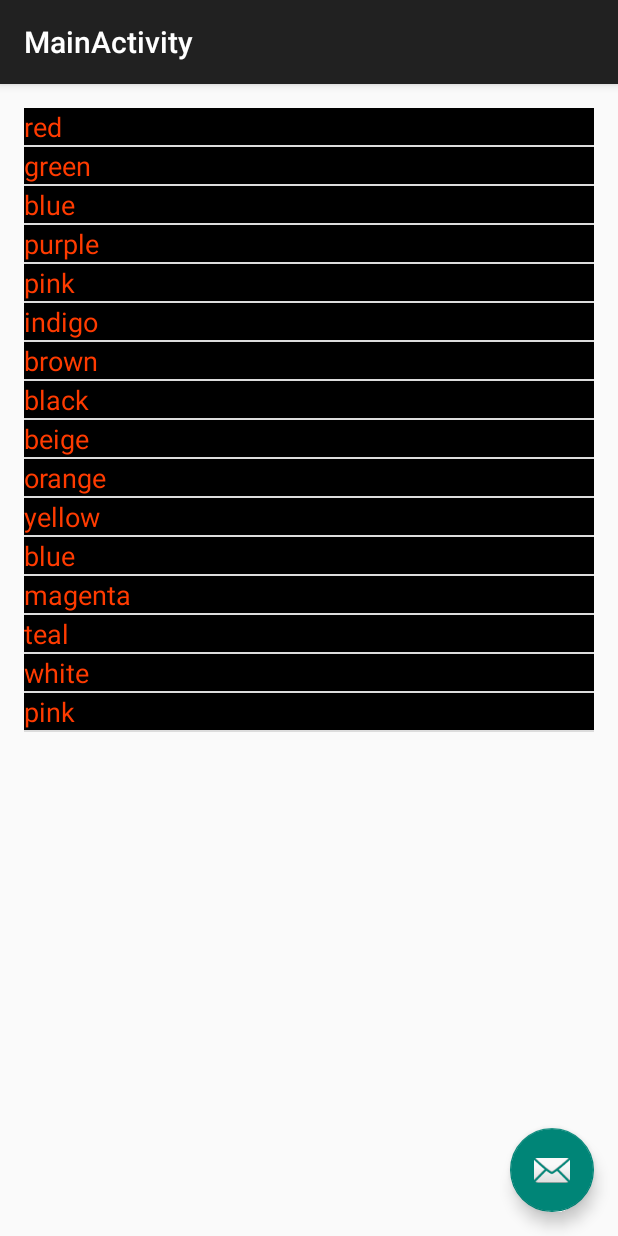
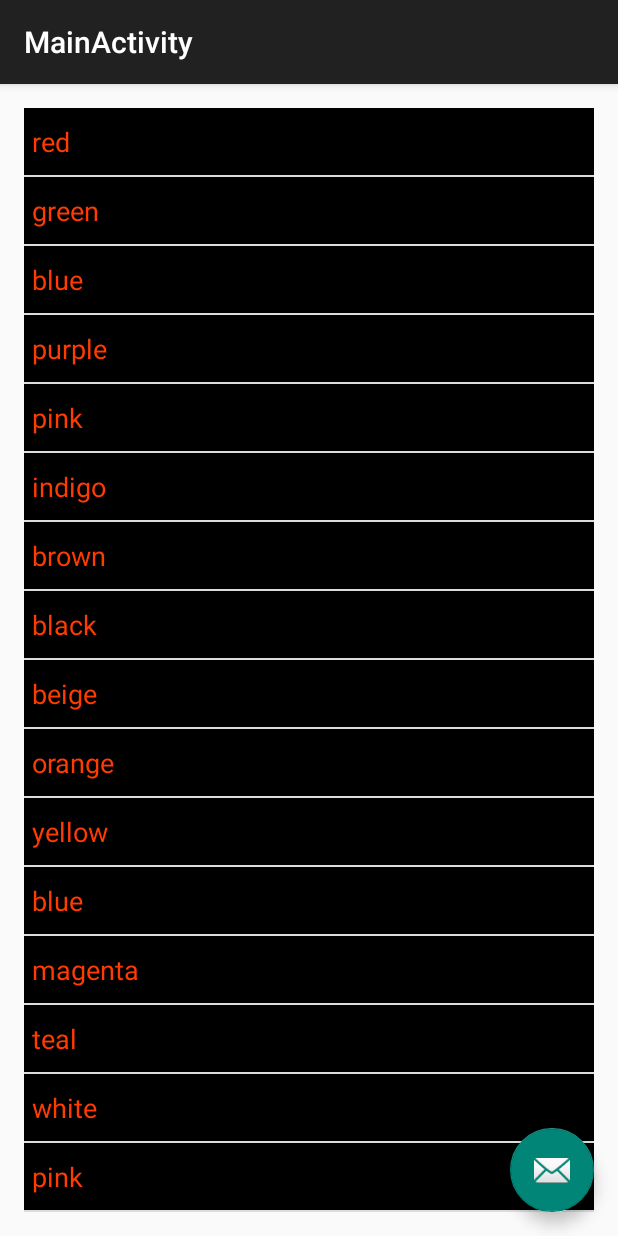
Before and after one commit to herculex/myfirstapp, an Android app: the MainActivity screen opened directly, with no data from a screen before it, on a phone screen of 412 x 824 dp. Run offline under Robolectric (Android 15) with nearby library versions, the phone set to English and light mode, and no system bars.

Commit message:
myfirstapp

```diff
--- a/src/main/java/com/sumugu/liubo/myfirstapp/mytouch/MyTouch.java
+++ b/src/main/java/com/sumugu/liubo/myfirstapp/mytouch/MyTouch.java
@@ -112,6 +112,7 @@ public class MyTouch extends AppCompatActivity implements GestureDetector.OnGest
                 editText.setOnEditorActionListener(new TextView.OnEditorActionListener() {
                     @Override
                     public boolean onEditorAction(TextView v, int actionId, KeyEvent event) {
+                        Log.d(TAG,"press what "+String.valueOf(actionId));
                         if(EditorInfo.IME_ACTION_DONE == actionId)
                         {
                             Log.d(TAG, "press the action done!");
@@ -122,6 +123,7 @@ public class MyTouch extends AppCompatActivity implements GestureDetector.OnGest
 
                             return true;
                         }
+
                             return false;
                     }
                 });
--- a/src/main/res/layout/list_item.xml
+++ b/src/main/res/layout/list_item.xml
@@ -2,13 +2,17 @@
 <LinearLayout xmlns:android="http://schemas.android.com/apk/res/android"
     android:orientation="vertical" android:layout_width="match_parent"
     android:layout_height="match_parent">
-<EditText
+<com.sumugu.liubo.myfirstapp.mytouch.MyTextView
     android:layout_width="match_parent"
     android:layout_height="wrap_content"
     android:id="@+id/list_tv"
     android:background="#000000"
     android:textColor="#FF3B00"
     android:text="item some text"
+    android:paddingBottom="10dp"
+    android:paddingTop="10dp"
+    android:paddingLeft="5dp"
+    android:paddingRight="5dp"
     android:imeOptions="actionDone"
     android:inputType="text"/>
 </LinearLayout>
```
Also changed, not shown: src/main/java/com/sumugu/liubo/myfirstapp/mytouch/MyTextView.java (+42 -27 lines).
